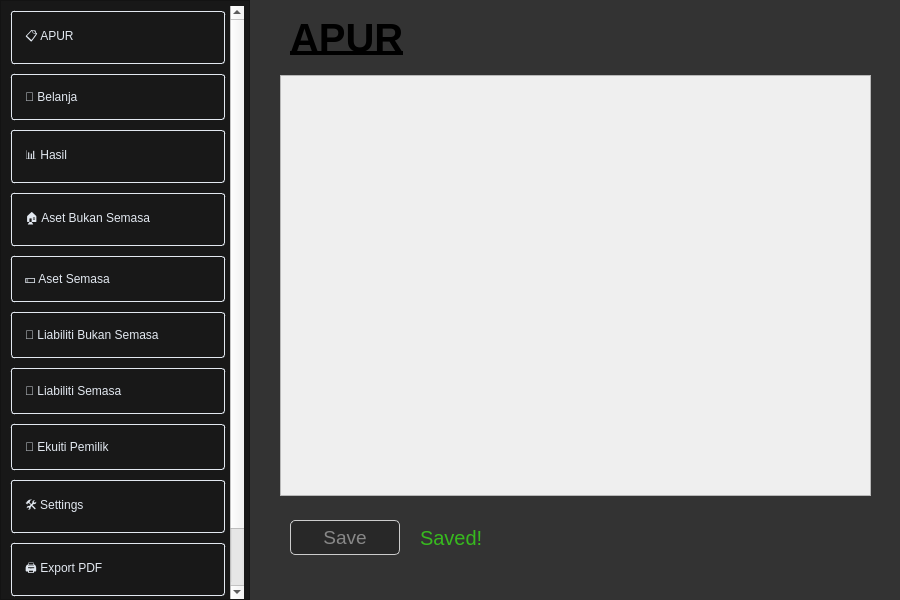
Before: the Qt Designer form src/mainwindow.ui in JuneMinazuki/auto-penyata, drawn with Qt 5.
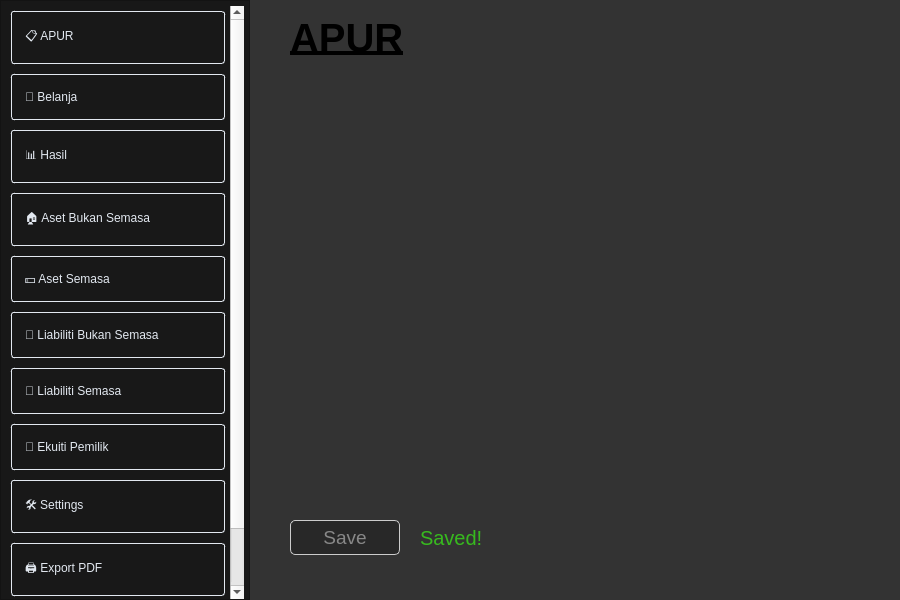
After: the same form once the commit is applied.

Commit message:
Update account key names
Changed JSON account keys to use spaces for improved readability

What changed in the file:
```diff
--- a/src/mainwindow.ui
+++ b/src/mainwindow.ui
@@ -177,6 +177,52 @@
         <height>421</height>
        </rect>
       </property>
+      <property name="styleSheet">
+       <string notr="true">QScrollArea {
+	border: 0px;
+    background-color: #333333;
+}
+
+#scrollAreaWidgetContents {
+    background-color: #333333;
+}
+
+QScrollBar:vertical {
+    border: none;
+    background: transparent;
+    width: 10px;
+}
+
+QScrollBar::handle:vertical {
+    background: #A0A0A0; 
+    min-height: 25px;
+    border-radius: 5px; 
+}
+
+QScrollBar::handle:vertical:hover,
+QScrollBar::handle:vertical:pressed {
+    background: #787878;
+}
+
+QScrollBar::add-line:vertical,
+QScrollBar::sub-line:vertical {
+    border: none;
+    background: none;
+    height: 0px;
+}
+
+QScrollBar::add-page:vertical, 
+QScrollBar::sub-page:vertical {
+    background: none; 
+}
+
+QScrollBar:horizontal {
+    border: none;
+    background: none;
+    height: 0px;
+    margin: 0;
+}</string>
+      </property>
       <property name="widgetResizable">
        <bool>true</bool>
       </property>
@@ -185,8 +231,8 @@
         <rect>
          <x>0</x>
          <y>0</y>
-         <width>589</width>
-         <height>419</height>
+         <width>591</width>
+         <height>421</height>
         </rect>
        </property>
       </widget>
```
The commit also changes 1 other file.
